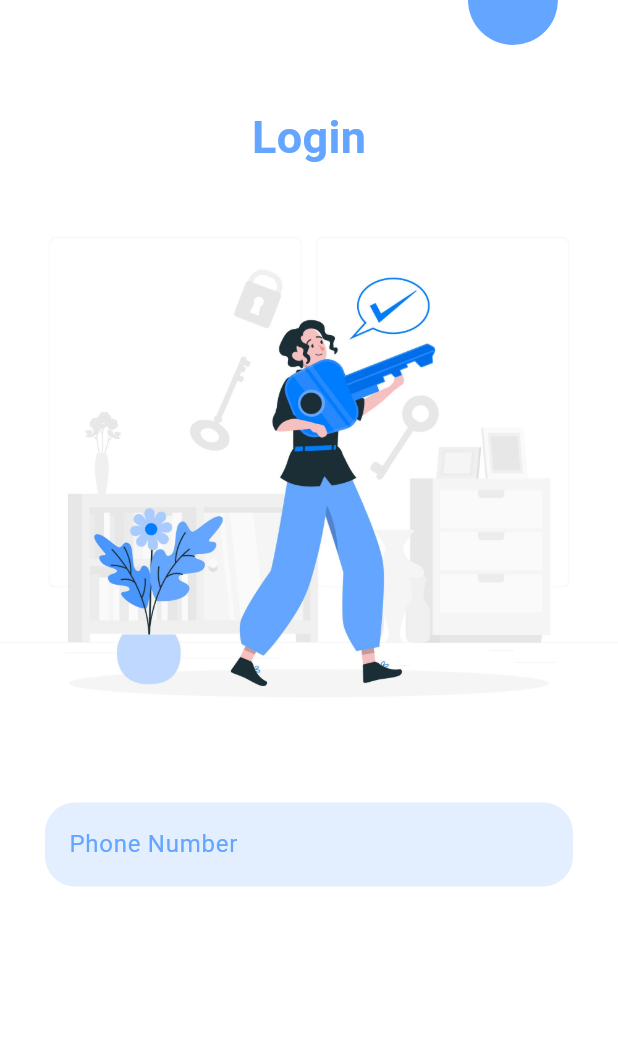
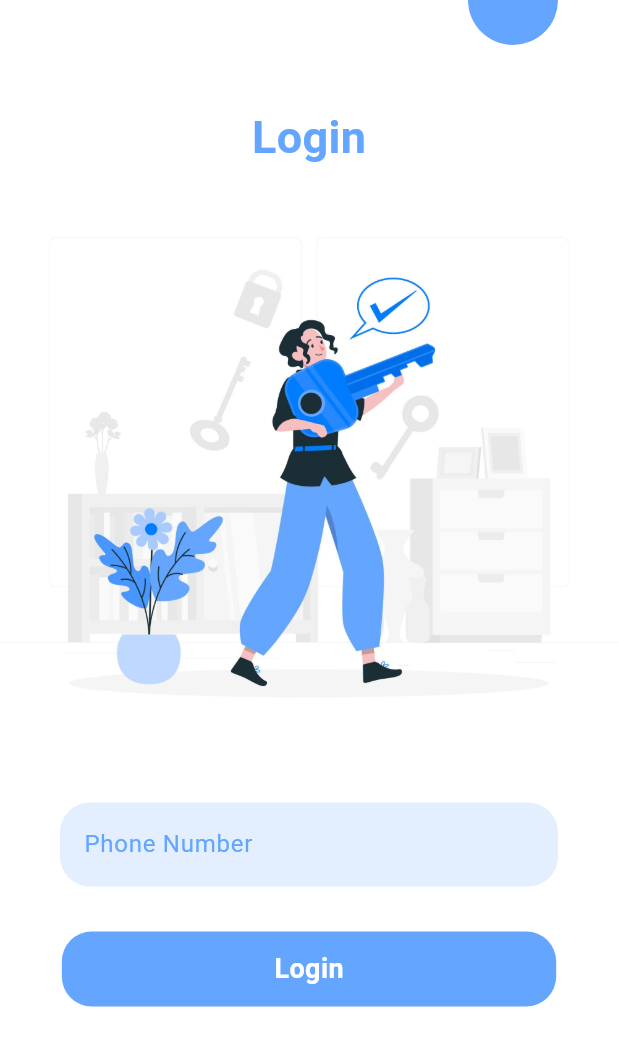
Before and after one commit to Fatma-kabil/auth-screens, a Flutter app: the screen it shows after launch, on a phone screen of 412 x 824 dp. Shown: the top 1046 px of the screen. Run offline on Flutter 3.47's test engine with Material 3 defaults, Android fonts, the phone set to English and light mode, and no system bars.

Commit message:
add button to login screen

```diff
--- a/lib/onboard/login_screen.dart
+++ b/lib/onboard/login_screen.dart
@@ -1,4 +1,5 @@
 import 'package:auth_flutter_project/constants.dart';
+import 'package:auth_flutter_project/onboard/widgets/button_widget.dart';
 import 'package:auth_flutter_project/onboard/widgets/circle_widget.dart';
 import 'package:auth_flutter_project/onboard/widgets/text_field.dart';
 import 'package:flutter/material.dart';
@@ -21,6 +22,10 @@ class LoginScreen extends StatelessWidget {
             ),
             Image.asset('assets/images/one.jpg'),
             const Text_Field(),
+            const SizedBox(
+              height: 20,
+            ),
+            const ButtonWidget(),
           ],
         ));
   }
--- /dev/null
+++ b/lib/onboard/widgets/button_widget.dart
@@ -0,0 +1,24 @@
+import 'package:auth_flutter_project/constants.dart';
+import 'package:flutter/material.dart';
+
+class ButtonWidget extends StatelessWidget {
+  const ButtonWidget({super.key});
+
+  @override
+  Widget build(BuildContext context) {
+    return InkWell(
+      child: Container(
+        width: width(context) * 0.8,
+        height: 50,
+        alignment: Alignment.center,
+        decoration: BoxDecoration(
+            color: maincolor, borderRadius: BorderRadius.circular(20)),
+        child: const Text(
+          'Login',
+          style: TextStyle(
+              color: Colors.white, fontSize: 18, fontWeight: FontWeight.bold),
+        ),
+      ),
+    );
+  }
+}
--- a/lib/onboard/widgets/text_field.dart
+++ b/lib/onboard/widgets/text_field.dart
@@ -7,7 +7,7 @@ class Text_Field extends StatelessWidget {
   @override
   Widget build(BuildContext context) {
     return Padding(
-      padding: const EdgeInsets.symmetric(vertical: 10, horizontal: 30),
+      padding: const EdgeInsets.symmetric(vertical: 10, horizontal: 40),
       child: TextField(
         keyboardType: TextInputType.number,
         decoration: InputDecoration(
```
